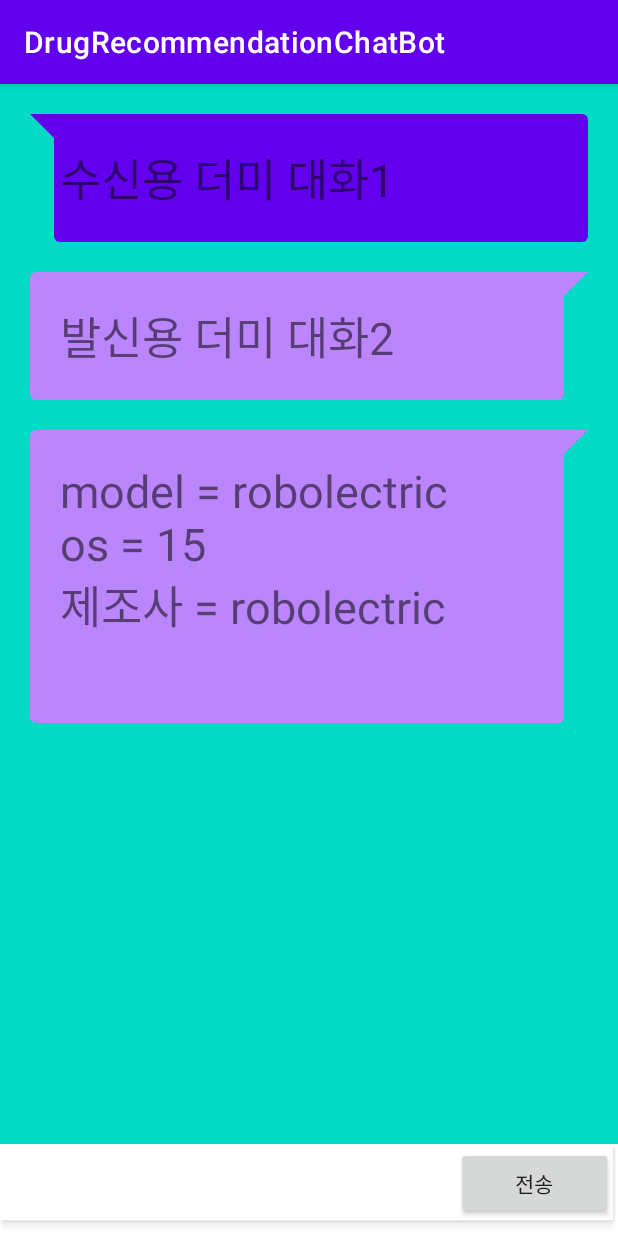
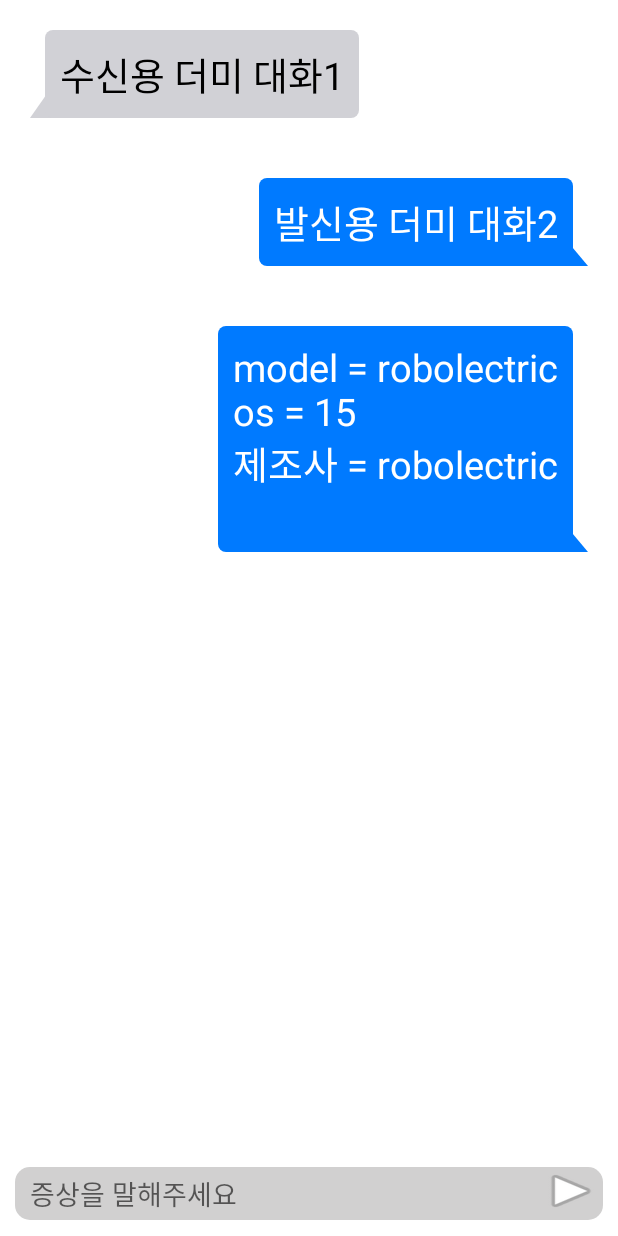
Before and after one commit to SNMHZ/Drug_Recommendation, an Android app: the screen it shows after launch (MainActivity), on a phone screen of 412 x 824 dp. Run offline under Robolectric (Android 15) with nearby library versions, the phone set to English and light mode, and no system bars.

Commit message:
add dynamic symptom button list and change design

```diff
--- a/application/ChatBot/app/src/main/java/com/example/drugrecommendationchatbot/MessageAdapter.kt
+++ b/application/ChatBot/app/src/main/java/com/example/drugrecommendationchatbot/MessageAdapter.kt
@@ -1,42 +1,137 @@
 package com.example.drugrecommendationchatbot
 
 import android.content.Context
+import android.content.DialogInterface
+import android.util.DisplayMetrics
+import android.util.TypedValue
 import android.view.LayoutInflater
 import android.view.View
 import android.view.ViewGroup
+import android.widget.Button
+import android.widget.LinearLayout
 import android.widget.TextView
-import androidx.core.content.ContextCompat
 import androidx.recyclerview.widget.RecyclerView
+import retrofit2.Call
+import retrofit2.Callback
+import retrofit2.Response
 
-class MessageAdapter(private val context : Context) : RecyclerView.Adapter<MessageAdapter.ViewHolder>(){
+class MessageAdapter(private val context : Context) : RecyclerView.Adapter<RecyclerView.ViewHolder>(){
 
     var messageDataList = mutableListOf<MessageData>()
 
-    override fun onCreateViewHolder(parent: ViewGroup, viewType: Int): ViewHolder {
-        val view = LayoutInflater.from(context).inflate(R.layout.message_recycler_item ,parent, false)
-        return ViewHolder(view)
+    override fun onCreateViewHolder(parent: ViewGroup, viewType: Int): RecyclerView.ViewHolder {
+        if(viewType == StaticVariables.LEFT_CHAT){
+            return LeftViewHolder(LayoutInflater.from(context).inflate(R.layout.message_recycler_item_left
+                ,parent, false))
+        }
+        else if(viewType == StaticVariables.RIGHT_CHAT){
+
+            return RightViewHolder(LayoutInflater.from(context).inflate(R.layout.message_recycler_item_right
+                ,parent, false))
+        }else{
+            return LeftSelectionViewHolder(LayoutInflater.from(context).
+            inflate(R.layout.selection_symptom_veiw_layout
+                ,parent, false))
+        }
+
     }
 
     override fun getItemCount(): Int {
         return messageDataList.size
     }
 
-    override fun onBindViewHolder(holder: ViewHolder, position: Int) {
-        holder.bind(messageDataList[position])
-    }
+    override fun onBindViewHolder(holder: RecyclerView.ViewHolder, position: Int) {
+        val type = messageDataList[position].type
 
-    inner class ViewHolder(itemView : View) : RecyclerView.ViewHolder(itemView){
-        private val messageBody : TextView = itemView.findViewById(R.id.message_body)
-
-        fun bind(data : MessageData){
-            messageBody.text = data.body
-            if(data.type == 0){
-                messageBody.background = ContextCompat.getDrawable(context, R.drawable.outgoing_chat_bubble_bg)
-            }else{
-                messageBody.background = ContextCompat.getDrawable(context, R.drawable.incoming_chat_bubble_bg)
+        when(type){
+            StaticVariables.LEFT_CHAT->{
+                (holder as LeftViewHolder).bind(messageDataList[position])
+            }
+            StaticVariables.RIGHT_CHAT->{
+                (holder as RightViewHolder).bind(messageDataList[position])
+            }
+            StaticVariables.RECEIVE_SELECTION_MSG->{
+                (holder as LeftSelectionViewHolder).bind(messageDataList[position])
             }
         }
     }
 
+    override fun getItemViewType(position: Int): Int {
+        return messageDataList[position].type
+    }
+
+
+    inner class LeftViewHolder(itemView : View) : RecyclerView.ViewHolder(itemView){
+        private val messageBody  :TextView = itemView.findViewById(R.id.message_body)
+
+        fun bind(data : MessageData){
+            messageBody.text = data.body
+        }
+    }
+
+    inner class RightViewHolder(itemView : View) : RecyclerView.ViewHolder(itemView){
+        private val messageBody  :TextView = itemView.findViewById(R.id.message_body)
+
+        fun bind(data : MessageData){
+            messageBody.text = data.body
+        }
+
+    }
+
+    inner class LeftSelectionViewHolder(itemView: View) : RecyclerView.ViewHolder(itemView){
+        private val messageBody : TextView = itemView.findViewById(R.id.selection_message_body)
+        private val messageLayout : LinearLayout = itemView.findViewById(R.id.symptom_list_layout)
+
+        /**
+         * 가능한 한 symptom 들은 문자열 list로 처리
+         * sore, sick, anxiety
+         * 이런 형태로
+         */
+
+
+        fun bind(data : MessageData){
+            //messageLayout.addView()
+            messageBody.text = "다음 증상 중 해당되는게 있으신가요?"
+            val symptomList = data.body.split(",")
+            println("증상 개수 = ${symptomList.size} \n 증상 = $symptomList")
+            for(eachSymptom in symptomList){
+                val selectionBtn = Button(context)
+                selectionBtn.width = getDPI(100)
+                selectionBtn.height = getDPI(200)
+                selectionBtn.text = eachSymptom
+                selectionBtn.setOnClickListener {
+                    var jsonData = PostChatMsgModel("1999-09-09", "0", eachSymptom)
+                    RetrofitAPI.setRetrofit().postChatMsg(jsonData).enqueue(object : Callback<PostResult> {
+                        override fun onFailure(call: Call<PostResult>, t: Throwable) {
+                            t.printStackTrace()
+                            println("fail to response when post the data.")
+                        }
+
+                        override fun onResponse(
+                            call: Call<PostResult>,
+                            response: Response<PostResult>
+                        ) {
+
+                            println("success to post!")
+                        }
+
+                    })
+                    println("$eachSymptom 버튼 누름!")
+                }
+
+                messageLayout.addView(selectionBtn)
+            }
+        }
+
+    }
+
+    private fun getDPI(dp : Int) : Int{
+        return TypedValue.applyDimension(TypedValue.COMPLEX_UNIT_DIP, dp.toFloat(), DisplayMetrics()).toInt()
+    }
+
+
+
+
+
 
 }
--- /dev/null
+++ b/application/ChatBot/app/src/main/res/drawable/input_message_chat_bg.xml
@@ -0,0 +1,11 @@
+<?xml version="1.0" encoding="utf-8"?>
+<layer-list xmlns:android="http://schemas.android.com/apk/res/android">
+
+    <item>
+        <shape android:shape="rectangle">
+            <solid android:color="#D1D0D0" />
+            <corners android:radius="10dp" />
+        </shape>
+    </item>
+
+</layer-list>
--- /dev/null
+++ b/application/ChatBot/app/src/main/res/drawable/receiver_bubble_chat.xml
@@ -0,0 +1,20 @@
+<?xml version="1.0" encoding="utf-8"?>
+<layer-list xmlns:android="http://schemas.android.com/apk/res/android">
+    <item android:right="20dp">
+        <rotate
+            android:fromDegrees="35"
+            android:pivotX="0%"
+            android:pivotY="100%"
+            android:toDegrees="0">
+            <shape android:shape="rectangle">
+                <solid android:color="#D1D1D6" />
+            </shape>
+        </rotate>
+    </item>
+    <item android:left="10dp">
+        <shape android:shape="rectangle">
+            <solid android:color="#D1D1D6" />
+            <corners android:radius="5dp" />
+        </shape>
+    </item>
+</layer-list>
--- /dev/null
+++ b/application/ChatBot/app/src/main/res/drawable/send_bubble_chat.xml
@@ -0,0 +1,20 @@
+<?xml version="1.0" encoding="utf-8"?>
+<layer-list xmlns:android="http://schemas.android.com/apk/res/android">
+    <item android:left="20dp">
+        <rotate
+            android:fromDegrees="-40"
+            android:pivotX="100%"
+            android:pivotY="100%"
+            android:toDegrees="0">
+            <shape android:shape="rectangle">
+                <solid android:color="#007AFF" />
+            </shape>
+        </rotate>
+    </item>
+    <item android:right="10dp">
+        <shape android:shape="rectangle">
+            <solid android:color="#007AFF" />
+            <corners android:radius="5dp" />
+        </shape>
+    </item>
+</layer-list>
--- a/application/ChatBot/app/src/main/res/layout/chat_layout.xml
+++ b/application/ChatBot/app/src/main/res/layout/chat_layout.xml
@@ -7,7 +7,7 @@
     android:orientation="vertical">
 
     <androidx.recyclerview.widget.RecyclerView
-        android:background="@color/teal_200"
+        android:background="@color/white"
         app:layout_constraintTop_toTopOf="parent"
         app:layout_constraintBottom_toTopOf="@id/input_layout"
         android:id="@+id/message_recycler_container"
@@ -17,24 +17,31 @@
         app:layoutManager="androidx.recyclerview.widget.LinearLayoutManager"
         android:orientation="vertical"
         app:layout_constraintBottom_toBottomOf="parent"
-        tools:listitem="@layout/message_recycler_item"
+        tools:listitem="@layout/message_recycler_item_left"
         />
     <LinearLayout
         android:id="@+id/input_layout"
         app:layout_constraintBottom_toBottomOf="parent"
         android:layout_width="match_parent"
         android:layout_height="wrap_content"
+        android:layout_marginLeft="10dp"
+        android:layout_marginRight="10dp"
+        android:layout_marginBottom="10dp"
         android:layout_weight="0.1"
-        android:background="@drawable/shadow"
+        android:background="@drawable/input_message_chat_bg"
         android:orientation="horizontal">
         <EditText
             android:id="@+id/message_edit_text"
             android:layout_width="wrap_content"
             android:layout_height="match_parent"
+            android:layout_marginLeft="10dp"
+            android:hint="증상을 말해주세요"
             android:background="@android:color/transparent"
             android:layout_weight="9.5"/>
-        <androidx.appcompat.widget.AppCompatButton
+        <ImageView
             android:id="@+id/send_btn"
+            android:background="@android:drawable/ic_media_play"
+            android:adjustViewBounds="true"
             android:layout_width="wrap_content"
             android:layout_height="wrap_content"
             android:layout_weight="0.5"
--- /dev/null
+++ b/application/ChatBot/app/src/main/res/layout/message_recycler_item_left.xml
@@ -0,0 +1,25 @@
+<?xml version="1.0" encoding="utf-8"?>
+<LinearLayout xmlns:android="http://schemas.android.com/apk/res/android"
+    android:layout_width="match_parent"
+    android:layout_height="wrap_content"
+    xmlns:app="http://schemas.android.com/apk/res-auto"
+    android:id="@+id/message_result_left_layout"
+    android:orientation="vertical">
+
+    <TextView
+        android:id="@+id/message_body"
+        android:layout_width="wrap_content"
+        android:layout_height="wrap_content"
+        android:layout_gravity="left"
+        android:text="대화 내용"
+        android:textSize="25dp"
+        android:textColor="@color/black"
+        app:layout_constraintTop_toTopOf="parent"
+        android:layout_margin="20dp"
+        android:paddingLeft="20dp"
+        android:paddingRight="10dp"
+        android:paddingTop="10dp"
+        android:paddingBottom="10dp"
+        android:background="@drawable/receiver_bubble_chat"/>
+
+</LinearLayout>
--- /dev/null
+++ b/application/ChatBot/app/src/main/res/layout/message_recycler_item_right.xml
@@ -0,0 +1,24 @@
+<?xml version="1.0" encoding="utf-8"?>
+<LinearLayout xmlns:android="http://schemas.android.com/apk/res/android"
+    android:layout_width="match_parent"
+    android:layout_height="wrap_content"
+    xmlns:app="http://schemas.android.com/apk/res-auto"
+    android:orientation="vertical">
+
+    <TextView
+        android:id="@+id/message_body"
+        android:layout_width="wrap_content"
+        android:layout_height="wrap_content"
+        android:layout_gravity="right"
+        android:text="대화 내용"
+        android:textSize="25dp"
+        android:textColor="@color/white"
+        app:layout_constraintTop_toTopOf="parent"
+        android:layout_margin="20dp"
+        android:paddingLeft="10dp"
+        android:paddingRight="20dp"
+        android:paddingTop="10dp"
+        android:paddingBottom="10dp"
+        android:background="@drawable/send_bubble_chat"/>
+
+</LinearLayout>
--- a/application/ChatBot/app/src/main/res/values/themes.xml
+++ b/application/ChatBot/app/src/main/res/values/themes.xml
@@ -12,5 +12,7 @@
         <!-- Status bar color. -->
         <item name="android:statusBarColor" tools:targetApi="l">?attr/colorPrimaryVariant</item>
         <!-- Customize your theme here. -->
+        <item name="windowActionBar">false</item>
+        <item name="windowNoTitle">true</item>
     </style>
 </resources>
```
Also changed, not shown: application/ChatBot/app/src/main/java/com/example/drugrecommendationchatbot/ChatFragment.kt (+12 -3 lines), application/ChatBot/app/src/main/java/com/example/drugrecommendationchatbot/JsonDataHandling.kt (added, +15 -0 lines), application/ChatBot/app/src/main/java/com/example/drugrecommendationchatbot/RequestMessageData.kt (added, +8 -0 lines), application/ChatBot/app/src/main/java/com/example/drugrecommendationchatbot/ResponseMessageData.kt (added, +9 -0 lines), application/ChatBot/app/src/main/java/com/example/drugrecommendationchatbot/StaticVariables.kt (added, +12 -0 lines), application/ChatBot/app/src/main/res/drawable/drawable_test.xml (added, +20 -0 lines), application/ChatBot/app/src/main/res/layout/selection_symptom_veiw_layout.xml (added, +32 -0 lines).
